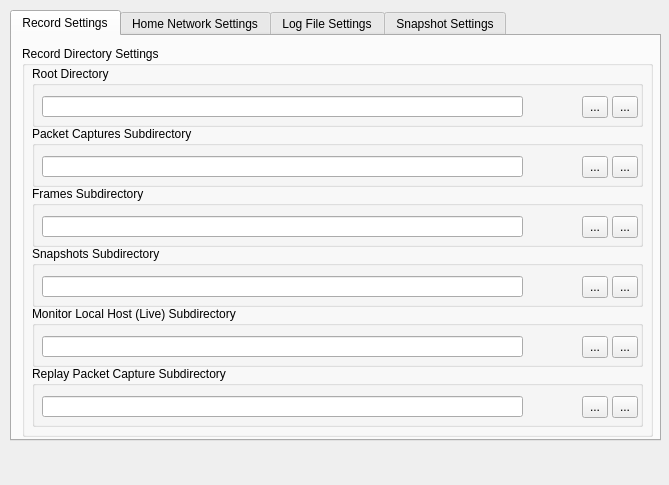
This is src/generalsettingsdialog.ui in yestinj/inetvis as Qt 5 draws it before an edit. The edited form follows.
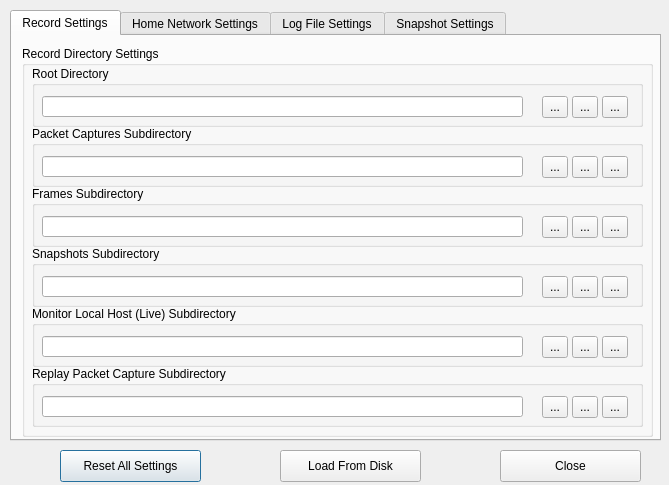
This is the edited form. Icons and pictures are not drawn.

Commit message: Added new reset settings buttons to each attribute, and added three global buttons.

```diff
--- a/src/generalsettingsdialog.ui
+++ b/src/generalsettingsdialog.ui
@@ -69,7 +69,7 @@
       <widget class="QToolButton" name="rootDirSave">
        <property name="geometry">
         <rect>
-         <x>550</x>
+         <x>510</x>
          <y>30</y>
          <width>26</width>
          <height>22</height>
@@ -87,7 +87,7 @@
       <widget class="QToolButton" name="rootDirUndo">
        <property name="geometry">
         <rect>
-         <x>580</x>
+         <x>540</x>
          <y>30</y>
          <width>26</width>
          <height>22</height>
@@ -102,6 +102,24 @@
         </iconset>
        </property>
       </widget>
+      <widget class="QToolButton" name="rootDirReset">
+       <property name="geometry">
+        <rect>
+         <x>570</x>
+         <y>30</y>
+         <width>26</width>
+         <height>22</height>
+        </rect>
+       </property>
+       <property name="text">
+        <string>...</string>
+       </property>
+       <property name="icon">
+        <iconset>
+         <normalon>:/icons/images/stock_media-rec.png</normalon>
+        </iconset>
+       </property>
+      </widget>
      </widget>
      <widget class="QGroupBox" name="pcapsSubdirGroupBox">
       <property name="geometry">
@@ -128,7 +146,7 @@
       <widget class="QToolButton" name="pcapsSubdirSave">
        <property name="geometry">
         <rect>
-         <x>550</x>
+         <x>510</x>
          <y>30</y>
          <width>26</width>
          <height>22</height>
@@ -146,7 +164,7 @@
       <widget class="QToolButton" name="pcapsSubdirUndo">
        <property name="geometry">
         <rect>
-         <x>580</x>
+         <x>540</x>
          <y>30</y>
          <width>26</width>
          <height>22</height>
@@ -161,6 +179,24 @@
         </iconset>
        </property>
       </widget>
+      <widget class="QToolButton" name="pcapsSubDirReset">
+       <property name="geometry">
+        <rect>
+         <x>570</x>
+         <y>30</y>
+         <width>26</width>
+         <height>22</height>
+        </rect>
+       </property>
+       <property name="text">
+        <string>...</string>
+       </property>
+       <property name="icon">
+        <iconset>
+         <normalon>:/icons/images/stock_media-rec.png</normalon>
+        </iconset>
+       </property>
+      </widget>
      </widget>
      <widget class="QGroupBox" name="framesSubdirGroupBox">
       <property name="geometry">
@@ -187,7 +223,7 @@
       <widget class="QToolButton" name="framesSubdirSave">
        <property name="geometry">
         <rect>
-         <x>550</x>
+         <x>510</x>
          <y>30</y>
          <width>26</width>
          <height>22</height>
@@ -205,7 +241,7 @@
       <widget class="QToolButton" name="framesSubdirUndo">
        <property name="geometry">
         <rect>
-         <x>580</x>
+         <x>540</x>
          <y>30</y>
          <width>26</width>
          <height>22</height>
@@ -220,6 +256,24 @@
         </iconset>
        </property>
       </widget>
+      <widget class="QToolButton" name="framesSubDirReset">
+       <property name="geometry">
+        <rect>
+         <x>570</x>
+         <y>30</y>
+         <width>26</width>
+         <height>22</height>
+        </rect>
+       </property>
+       <property name="text">
+        <string>...</string>
+       </property>
+       <property name="icon">
+        <iconset>
+         <normalon>:/icons/images/stock_media-rec.png</normalon>
+        </iconset>
+       </property>
+      </widget>
      </widget>
      <widget class="QGroupBox" name="snapshotsSubdirGroupBox">
       <property name="geometry">
@@ -246,7 +300,7 @@
       <widget class="QToolButton" name="snapshotsSubdirSave">
        <property name="geometry">
         <rect>
-         <x>550</x>
+         <x>510</x>
          <y>30</y>
          <width>26</width>
          <height>22</height>
@@ -264,7 +318,7 @@
       <widget class="QToolButton" name="snapshotsSubdirUndo">
        <property name="geometry">
         <rect>
-         <x>580</x>
+         <x>540</x>
          <y>30</y>
          <width>26</width>
          <height>22</height>
@@ -279,6 +333,24 @@
         </iconset>
        </property>
       </widget>
+      <widget class="QToolButton" name="snapshotsSubDirReset">
+       <property name="geometry">
+        <rect>
+         <x>570</x>
+         <y>30</y>
+         <width>26</width>
+         <height>22</height>
+        </rect>
+       </property>
+       <property name="text">
+        <string>...</string>
+       </property>
+       <property name="icon">
+        <iconset>
+         <normalon>:/icons/images/stock_media-rec.png</normalon>
+        </iconset>
+       </property>
+      </widget>
      </widget>
      <widget class="QGroupBox" name="liveSubdirGroupBox">
       <property name="geometry">
@@ -305,7 +377,7 @@
       <widget class="QToolButton" name="liveSubdirSave">
        <property name="geometry">
         <rect>
-         <x>550</x>
+         <x>510</x>
          <y>30</y>
          <width>26</width>
          <height>22</height>
@@ -323,7 +395,7 @@
       <widget class="QToolButton" name="liveSubdirUndo">
        <property name="geometry">
         <rect>
-         <x>580</x>
+         <x>540</x>
          <y>30</y>
          <width>26</width>
          <height>22</height>
@@ -338,6 +410,24 @@
         </iconset>
        </property>
       </widget>
+      <widget class="QToolButton" name="liveSubDirReset">
+       <property name="geometry">
+        <rect>
+         <x>570</x>
+         <y>30</y>
+         <width>26</width>
+         <height>22</height>
+        </rect>
+       </property>
+       <property name="text">
+        <string>...</string>
+       </property>
+       <property name="icon">
+        <iconset>
+         <normalon>:/icons/images/stock_media-rec.png</normalon>
+        </iconset>
+       </property>
+      </widget>
      </widget>
      <widget class="QGroupBox" name="replaySubdirGroupBox">
       <property name="geometry">
@@ -364,7 +454,7 @@
       <widget class="QToolButton" name="replaySubdirSave">
        <property name="geometry">
         <rect>
-         <x>550</x>
+         <x>510</x>
          <y>30</y>
          <width>26</width>
          <height>22</height>
@@ -382,7 +472,7 @@
       <widget class="QToolButton" name="replaySubdirUndo">
        <property name="geometry">
         <rect>
-         <x>580</x>
+         <x>540</x>
          <y>30</y>
          <width>26</width>
          <height>22</height>
@@ -397,6 +487,24 @@
         </iconset>
        </property>
       </widget>
+      <widget class="QToolButton" name="replaySubDirReset">
+       <property name="geometry">
+        <rect>
+         <x>570</x>
+         <y>30</y>
+         <width>26</width>
+         <height>22</height>
+        </rect>
+       </property>
+       <property name="text">
+        <string>...</string>
+       </property>
+       <property name="icon">
+        <iconset>
+         <normalon>:/icons/images/stock_media-rec.png</normalon>
+        </iconset>
+       </property>
+      </widget>
      </widget>
     </widget>
    </widget>
@@ -927,6 +1035,54 @@
     </widget>
    </widget>
   </widget>
+  <widget class="QPushButton" name="resetAllPushButton">
+   <property name="geometry">
+    <rect>
+     <x>60</x>
+     <y>450</y>
+     <width>141</width>
+     <height>32</height>
+    </rect>
+   </property>
+   <property name="toolTip">
+    <string>Reset all of the general settings to their defaults</string>
+   </property>
+   <property name="text">
+    <string>Reset All Settings</string>
+   </property>
+  </widget>
+  <widget class="QPushButton" name="loadSettingsPushButton">
+   <property name="geometry">
+    <rect>
+     <x>280</x>
+     <y>450</y>
+     <width>141</width>
+     <height>32</height>
+    </rect>
+   </property>
+   <property name="toolTip">
+    <string>Load the settings from the config file on disk</string>
+   </property>
+   <property name="text">
+    <string>Load From Disk</string>
+   </property>
+  </widget>
+  <widget class="QPushButton" name="closeGeneralSettingsPushButton">
+   <property name="geometry">
+    <rect>
+     <x>500</x>
+     <y>450</y>
+     <width>141</width>
+     <height>32</height>
+    </rect>
+   </property>
+   <property name="toolTip">
+    <string>Close the general settings window</string>
+   </property>
+   <property name="text">
+    <string>Close</string>
+   </property>
+  </widget>
  </widget>
  <resources/>
  <connections>
```
Left out of the diff: 176 changed lines with no effect on the pictures.
